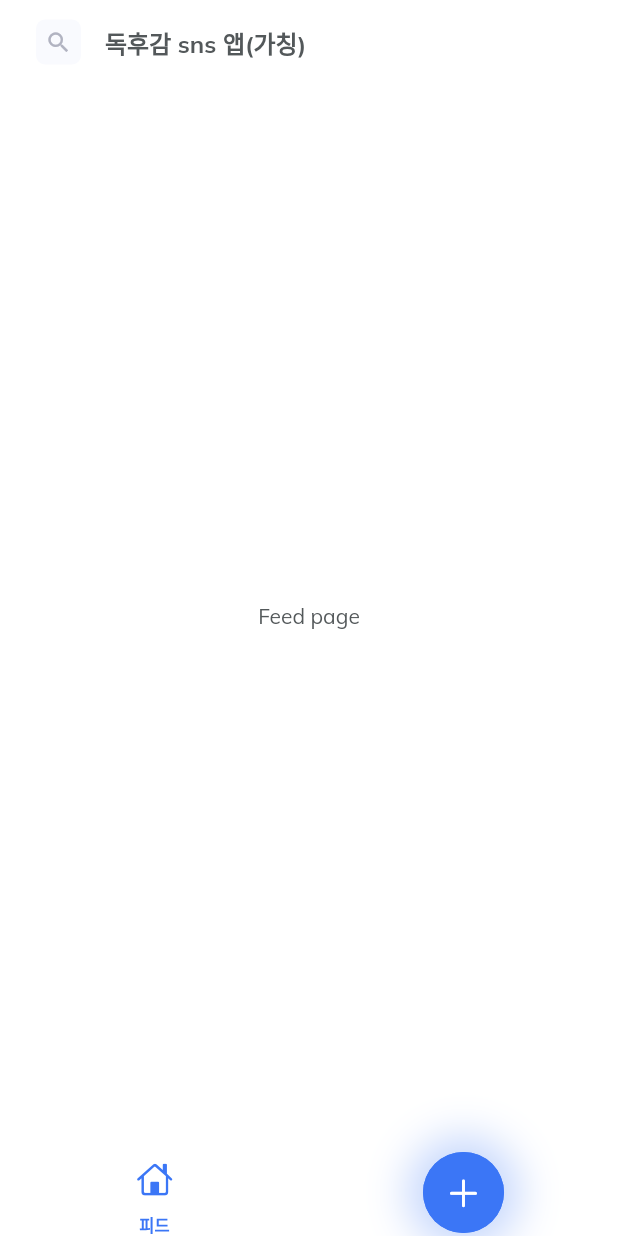
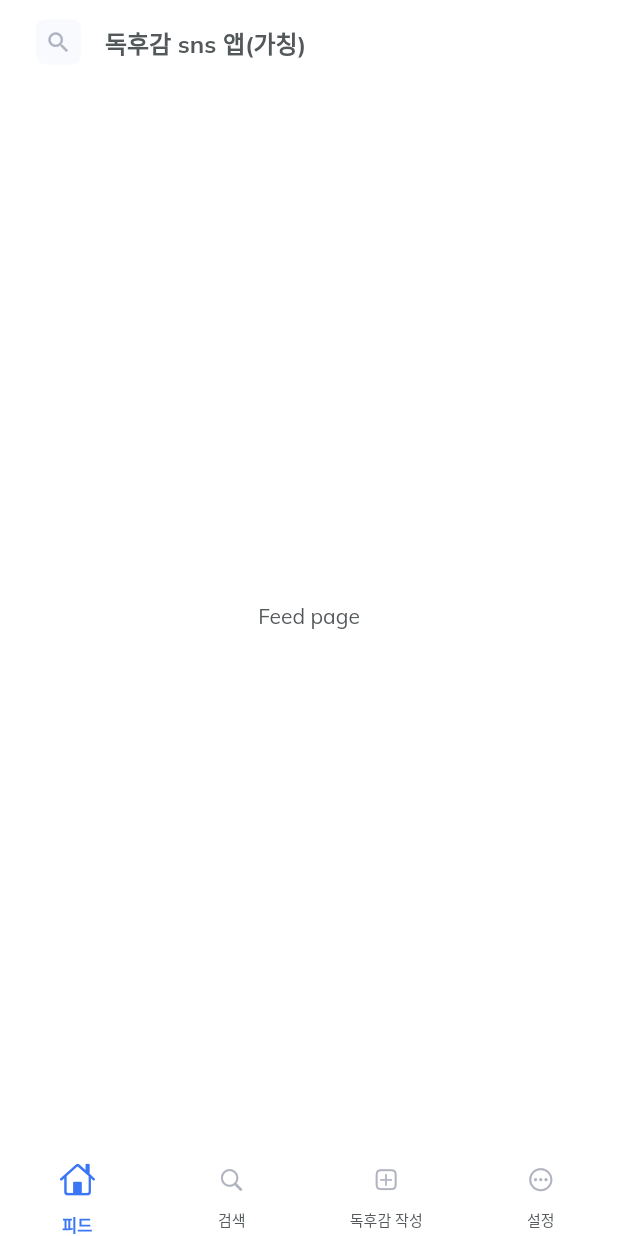
Before and after one commit to book-report-project/book-report-project, a Flutter app: the screen it shows after launch, on a phone screen of 412 x 824 dp. Run offline on Flutter 3.47's test engine with Material 2 defaults, Android fonts, the light colour scheme and no system bars; our stand-ins replace cached_network_image, google_fonts.

Commit message:
:lipstick: 검색&독후감 작성&설정 페이지 생성

```diff
--- a/lib/pages/pages.dart
+++ b/lib/pages/pages.dart
@@ -1 +1,4 @@
-export 'main/feed.dart';
+export 'home/feed_page.dart';
+export 'home/search_page.dart';
+export 'home/setting_page.dart';
+export 'home/write_page.dart';
--- a/lib/screens/home_screen.dart
+++ b/lib/screens/home_screen.dart
@@ -11,7 +11,7 @@ class HomeScreen extends StatelessWidget {
   final ValueNotifier<int> pageIndex = ValueNotifier(0);
   final ValueNotifier<String> title = ValueNotifier('독후감 sns 앱(가칭)');
 
-  final pages = const [FeedPage()];
+  final pages = const [FeedPage(), SearchPage(), WritePage(), SettingPage()];
 
   void _onNavigationItemSelected(index) {
     title.value = '독후감 sns 앱(가칭)';
@@ -108,13 +108,24 @@ class _BottomNavigationBarState extends State<_BottomNavigationBar> {
                 isSelected: (selectedIndex == 0),
                 lable: '피드',
                 icon: CupertinoIcons.home),
-            Padding(
-              padding: const EdgeInsets.symmetric(horizontal: 8.0),
-              child: GlowingActionButton(
-                  color: AppColors.secondary,
-                  icon: CupertinoIcons.add,
-                  onPressed: () {}),
-            ),
+            _NavigationBarItems(
+                index: 1,
+                onTap: handleItemSelected,
+                isSelected: (selectedIndex == 1),
+                lable: '검색',
+                icon: CupertinoIcons.search),
+            _NavigationBarItems(
+                index: 2,
+                onTap: handleItemSelected,
+                isSelected: (selectedIndex == 2),
+                lable: '독후감 작성',
+                icon: CupertinoIcons.plus_app),
+            _NavigationBarItems(
+                index: 3,
+                onTap: handleItemSelected,
+                isSelected: (selectedIndex == 3),
+                lable: '설정',
+                icon: CupertinoIcons.ellipsis_circle),
           ],
         ),
       ),
```
Also changed, not shown: lib/pages/home/search_page.dart (added, +15 -0 lines), lib/pages/home/setting_page.dart (added, +15 -0 lines), lib/pages/home/write_page.dart (added, +15 -0 lines), lib/pages/home/feed_page.dart (renamed from lib/pages/main/feed.dart).
